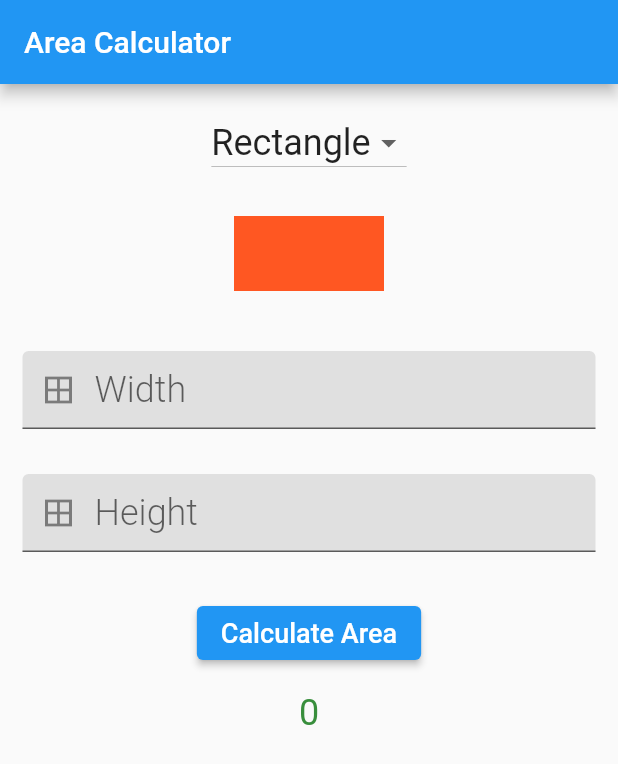
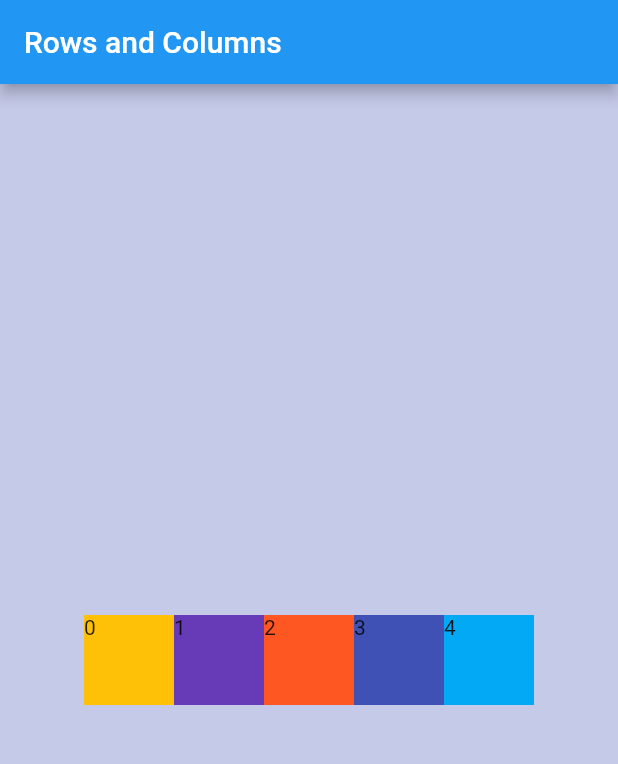
Before and after one commit to dsaints2344/flutter_layout, a Flutter app: the screen it shows after launch, on a phone screen of 412 x 824 dp. Shown: the top 764 px of the screen. Run offline on Flutter 3.47's test engine with Material 2 defaults, Android fonts, the phone set to English and light mode, and no system bars.

Commit message:
Alignment example

```diff
--- a/lib/main.dart
+++ b/lib/main.dart
@@ -1,216 +1,61 @@
 import 'package:flutter/material.dart';
 
-void main() => runApp(const MyApp());
+void main() => runApp(MyApp());
 
 class MyApp extends StatelessWidget {
-  const MyApp({Key? key}) : super(key: key);
-
   @override
   Widget build(BuildContext context) {
     return MaterialApp(
-      title: 'Area Calculator App',
+      title: 'Your app name',
       home: Scaffold(
         appBar: AppBar(
-          title: const Text('Area Calculator'),
+          title: const Text('Rows and Columns'),
         ),
-        body: AreaCalculator(),
+        backgroundColor: Colors.indigo[100],
+        body: Home(),
       ),
     );
   }
 }
 
-class AreaCalculator extends StatefulWidget {
-  @override
-  _AreaCalculatorState createState() => _AreaCalculatorState();
-}
-
-class _AreaCalculatorState extends State<AreaCalculator> {
-  List<String> shapes = ['Rectangle', 'Triangle'];
-  String currentShape = '';
-  String result = '0';
-  double width = 0;
-  double height = 0;
-
-  final TextEditingController widthController = TextEditingController();
-  final TextEditingController heightController = TextEditingController();
-
-  @override
-  void initState() {
-    super.initState();
-    result = '0';
-    currentShape = 'Rectangle';
-    widthController.addListener(updateWidth);
-    heightController.addListener(updateHeight);
-  }
+class Home extends StatelessWidget {
+  const Home({Key? key}) : super(key: key);
 
   @override
   Widget build(BuildContext context) {
+    final sizeX = MediaQuery.of(context).size.width;
+    final sizeY = MediaQuery.of(context).size.height;
     return Container(
-        margin: const EdgeInsets.only(top: 15.0),
-        child: SingleChildScrollView(
-          child: Column(
-            children: <Widget>[
-              //dropdown
-              DropdownButton<String>(
-                  value: currentShape,
-                  items: shapes.map((String value) {
-                    return new DropdownMenuItem<String>(
-                      value: value,
-                      child: Text(
-                        value,
-                        style: const TextStyle(fontSize: 24.0),
-                      ),
-                    );
-                  }).toList(),
-                  onChanged: (shape) {
-                    setState(() {
-                      currentShape = shape ?? 'Rectangle';
-                    });
-                  }),
-
-              ShapeContainer(currentShape),
-              //width
-              AreaTextField(widthController, 'Width'),
-              //height
-              AreaTextField(heightController, 'Height'),
-              Container(
-                margin: const EdgeInsets.all(15.0),
-                child: ElevatedButton(
-                  child: const Text(
-                    'Calculate Area',
-                    style: const TextStyle(fontSize: 18.0),
-                  ),
-                  onPressed: calculateArea,
-                ),
-              ),
-              Text(
-                result,
-                style: TextStyle(
-                  fontSize: 24.0,
-                  color: Colors.green[700],
-                ),
-              ),
-            ],
-          ),
-        ));
+      width: sizeX,
+      height: sizeY,
+      child: Row(
+          mainAxisAlignment: MainAxisAlignment.center,
+          crossAxisAlignment: CrossAxisAlignment.center,
+          children: createSquares(5)),
+    );
   }
 
-  void calculateArea() {
-    double area;
+  List<Widget> createSquares(int numSquares) {
+    int i = 0;
+    List colors = [
+      Colors.amber,
+      Colors.deepPurple,
+      Colors.deepOrange,
+      Colors.indigo,
+      Colors.lightBlue
+    ];
+    List<Widget> squares = [];
 
-    if (currentShape == 'Rectangle') {
-      area = width * height;
-    } else if (currentShape == 'Triangle') {
-      area = width * height / 2;
-    } else {
-      area = 0;
+    while (i < numSquares) {
+      Container square = Container(
+        color: colors[i],
+        width: 60,
+        height: 60,
+        child: Text(i.toString()),
+      );
+      i++;
+      squares.add(square);
     }
-    setState(() {
-      result = 'The area is ' + area.toString();
-    });
-  }
-
-  void updateWidth() {
-    setState(() {
-      if (widthController.text != '') {
-        width = double.parse(widthController.text);
-      } else {
-        width = 0;
-      }
-    });
-  }
-
-  void updateHeight() {
-    setState(() {
-      if (heightController.text != '') {
-        height = double.parse(heightController.text);
-      } else {
-        height = 0;
-      }
-    });
+    return squares;
   }
 }
-
-class AreaTextField extends StatelessWidget {
-  AreaTextField(this.controller, this.hint);
-
-  final TextEditingController controller;
-  final String hint;
-
-  @override
-  Widget build(BuildContext context) {
-    return Container(
-        margin: const EdgeInsets.all(15.0),
-        child: TextField(
-          controller: controller,
-          keyboardType: TextInputType.number,
-          style: TextStyle(
-              color: Colors.green[700],
-              fontWeight: FontWeight.w300,
-              fontSize: 24.0),
-          decoration: InputDecoration(
-            prefixIcon: const Icon(Icons.border_all),
-            filled: true,
-            fillColor: Colors.grey[300],
-            hintText: hint,
-          ),
-        ));
-  }
-}
-
-class ShapeContainer extends StatelessWidget {
-  final String shape;
-  const ShapeContainer(this.shape);
-
-  @override
-  Widget build(BuildContext context) {
-    if (shape == 'triangle') {
-      return CustomPaint(
-        size: const Size(100, 100),
-        painter: TrianglePainter(),
-      );
-    }
-    return CustomPaint(
-      size: const Size(100, 100),
-      painter: RectanglePainter(),
-    );
-  }
-}
-
-class TrianglePainter extends CustomPainter {
-  @override
-  void paint(Canvas canvas, Size size) {
-    final paint = Paint();
-    paint.color = Colors.deepOrange;
-
-    var path = Path();
-    path.moveTo(size.width / 2, 0);
-    path.lineTo(size.width, size.height);
-    path.lineTo(0, size.height);
-    path.close();
-    canvas.drawPath(path, paint);
-  }
-
-  @override
-  bool shouldRepaint(TrianglePainter oldDelegate) => true;
-
-  @override
-  bool shouldRebuildSemantics(TrianglePainter oldDelegate) => false;
-}
-
-class RectanglePainter extends CustomPainter {
-  @override
-  void paint(Canvas canvas, Size size) {
-    final paint = Paint();
-    paint.color = Colors.deepOrange;
-    Rect rect =
-        Rect.fromLTRB(0, size.height / 4, size.width, size.height / 4 * 3);
-    canvas.drawRect(rect, paint);
-  }
-
-  @override
-  bool shouldRepaint(RectanglePainter oldDelegate) => true;
-
-  @override
-  bool shouldRebuildSemantics(RectanglePainter oldDelegate) => false;
-}
```
